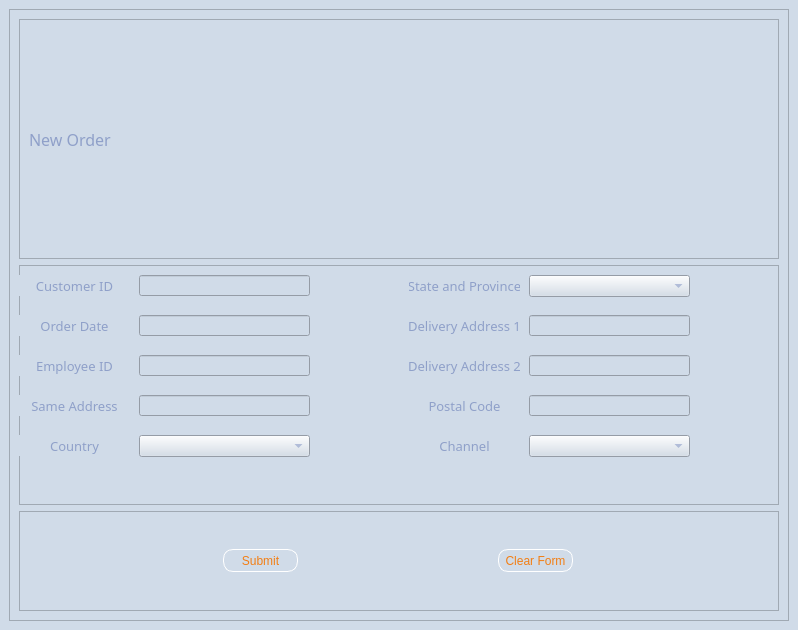
Old version of the form Hallywell CRMS v1/UI Files/NewOrderForm.ui in the repository apduong/CIS-3365.
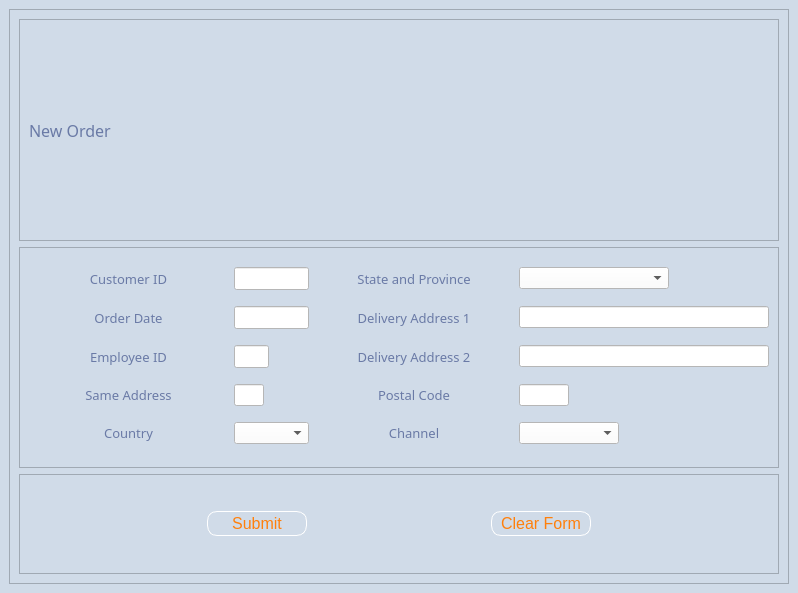
New version of the form. Icons and pictures are not drawn.

The edit to the form file:
```diff
--- a/Hallywell CRMS v1/UI Files/NewOrderForm.ui
+++ b/Hallywell CRMS v1/UI Files/NewOrderForm.ui
@@ -7,7 +7,7 @@
     <x>0</x>
     <y>0</y>
     <width>798</width>
-    <height>630</height>
+    <height>593</height>
    </rect>
   </property>
   <property name="windowTitle">
@@ -38,7 +38,7 @@
          <x>0</x>
          <y>0</y>
          <width>778</width>
-         <height>610</height>
+         <height>573</height>
         </rect>
        </property>
        <layout class="QVBoxLayout" name="verticalLayout_2">
@@ -60,7 +60,7 @@
               </font>
              </property>
              <property name="styleSheet">
-              <string notr="true">color: #8fa0c9</string>
+              <string notr="true">color: #6a7aa6</string>
              </property>
              <property name="text">
               <string>New Order</string>
@@ -92,7 +92,7 @@
         <item>
          <widget class="QFrame" name="frame_2">
           <property name="styleSheet">
-           <string notr="true">color: #8fa0c9;</string>
+           <string notr="true">color: #6a7aa6</string>
           </property>
           <property name="frameShape">
            <enum>QFrame::StyledPanel</enum>
@@ -100,15 +100,9 @@
           <property name="frameShadow">
            <enum>QFrame::Raised</enum>
           </property>
+          <layout class="QGridLayout" name="gridLayout">
+           <item row="0" column="0">
           <widget class="QLabel" name="label_3">
-           <property name="geometry">
-            <rect>
-             <x>0</x>
-             <y>10</y>
-             <width>111</width>
-             <height>21</height>
-            </rect>
-           </property>
            <property name="font">
             <font>
              <family>HoloLens MDL2 Assets</family>
@@ -125,152 +119,37 @@
             <set>Qt::AlignCenter</set>
            </property>
           </widget>
+           </item>
+           <item row="0" column="1">
           <widget class="QLineEdit" name="lineEdit">
-           <property name="geometry">
-            <rect>
-             <x>120</x>
-             <y>10</y>
-             <width>171</width>
-             <height>21</height>
-            </rect>
-           </property>
            <property name="minimumSize">
             <size>
              <width>1</width>
              <height>0</height>
             </size>
            </property>
-          </widget>
-          <widget class="QLineEdit" name="lineEdit_2">
-           <property name="geometry">
-            <rect>
-             <x>120</x>
-             <y>50</y>
-             <width>171</width>
-             <height>21</height>
-            </rect>
-           </property>
-          </widget>
-          <widget class="QLabel" name="label_4">
-           <property name="geometry">
-            <rect>
-             <x>0</x>
-             <y>50</y>
-             <width>111</width>
-             <height>21</height>
-            </rect>
-           </property>
+             <property name="maximumSize">
+              <size>
+               <width>75</width>
+               <height>16777215</height>
+              </size>
+             </property>
            <property name="font">
             <font>
-             <family>HoloLens MDL2 Assets</family>
              <pointsize>10</pointsize>
             </font>
            </property>
-           <property name="text">
-            <string>Order Date</string>
-           </property>
-           <property name="alignment">
-            <set>Qt::AlignCenter</set>
-           </property>
-          </widget>
-          <widget class="QLineEdit" name="lineEdit_3">
-           <property name="geometry">
-            <rect>
-             <x>120</x>
-             <y>90</y>
-             <width>171</width>
-             <height>21</height>
-            </rect>
-           </property>
-          </widget>
-          <widget class="QLabel" name="label_5">
-           <property name="geometry">
-            <rect>
-             <x>0</x>
-             <y>90</y>
-             <width>111</width>
-             <height>21</height>
-            </rect>
-           </property>
-           <property name="font">
-            <font>
-             <family>HoloLens MDL2 Assets</family>
-             <pointsize>10</pointsize>
-            </font>
-           </property>
-           <property name="text">
-            <string>Employee ID</string>
-           </property>
-           <property name="alignment">
-            <set>Qt::AlignCenter</set>
-           </property>
-          </widget>
-          <widget class="QLineEdit" name="lineEdit_4">
-           <property name="geometry">
-            <rect>
-             <x>120</x>
-             <y>130</y>
-             <width>171</width>
-             <height>21</height>
-            </rect>
+             <property name="styleSheet">
+              <string notr="true">background-color: #ffffff;
+color: #000000;</string>
            </property>
            <property name="text">
             <string/>
            </property>
           </widget>
-          <widget class="QLabel" name="label_6">
-           <property name="geometry">
-            <rect>
-             <x>0</x>
-             <y>130</y>
-             <width>111</width>
-             <height>21</height>
-            </rect>
-           </property>
-           <property name="font">
-            <font>
-             <family>HoloLens MDL2 Assets</family>
-             <pointsize>10</pointsize>
-            </font>
-           </property>
-           <property name="text">
-            <string>Same Address</string>
-           </property>
-           <property name="alignment">
-            <set>Qt::AlignCenter</set>
-           </property>
-          </widget>
-          <widget class="QLabel" name="label_7">
-           <property name="geometry">
-            <rect>
-             <x>0</x>
-             <y>170</y>
-             <width>111</width>
-             <height>21</height>
-            </rect>
-           </property>
-           <property name="font">
-            <font>
-             <family>HoloLens MDL2 Assets</family>
-             <pointsize>10</pointsize>
-            </font>
-           </property>
-           <property name="text">
-            <string>Country</string>
-           </property>
-           <property name="alignment">
-            <set>Qt::AlignCenter</set>
-           </property>
-          </widget>
+           </item>
+           <item row="0" column="2">
           <widget class="QLabel" name="label_8">
-           <property name="geometry">
-            <rect>
-             <x>390</x>
-             <y>10</y>
-             <width>111</width>
-             <height>21</height>
-            </rect>
-           </property>
            <property name="font">
             <font>
              <family>HoloLens MDL2 Assets</family>
@@ -284,28 +163,9 @@
             <set>Qt::AlignCenter</set>
            </property>
           </widget>
-          <widget class="QLineEdit" name="lineEdit_7">
-           <property name="geometry">
-            <rect>
-             <x>510</x>
-             <y>50</y>
-             <width>161</width>
-             <height>21</height>
-            </rect>
-           </property>
-           <property name="text">
-            <string/>
-           </property>
-          </widget>
-          <widget class="QLabel" name="label_9">
-           <property name="geometry">
-            <rect>
-             <x>390</x>
-             <y>50</y>
-             <width>111</width>
-             <height>21</height>
-            </rect>
-           </property>
+           </item>
+           <item row="1" column="0">
+            <widget class="QLabel" name="label_4">
            <property name="font">
             <font>
              <family>HoloLens MDL2 Assets</family>
@@ -313,34 +173,51 @@
             </font>
            </property>
            <property name="text">
-            <string>Delivery Address 1</string>
+              <string>Order Date</string>
            </property>
            <property name="alignment">
             <set>Qt::AlignCenter</set>
            </property>
           </widget>
-          <widget class="QLineEdit" name="lineEdit_8">
-           <property name="geometry">
-            <rect>
-             <x>510</x>
-             <y>90</y>
-             <width>161</width>
-             <height>21</height>
-            </rect>
+           </item>
+           <item row="0" column="3">
+            <widget class="QComboBox" name="comboBox_2">
+             <property name="maximumSize">
+              <size>
+               <width>150</width>
+               <height>16777215</height>
+              </size>
+             </property>
+             <property name="styleSheet">
+              <string notr="true">background-color: #ffffff;
+color: #000000;</string>
+             </property>
+            </widget>
+           </item>
+           <item row="1" column="1">
+            <widget class="QLineEdit" name="lineEdit_2">
+             <property name="maximumSize">
+              <size>
+               <width>75</width>
+               <height>16777215</height>
+              </size>
+             </property>
+             <property name="font">
+              <font>
+               <pointsize>10</pointsize>
+              </font>
+             </property>
+             <property name="styleSheet">
+              <string notr="true">background-color: #ffffff;
+color: #000000;</string>
            </property>
            <property name="text">
             <string/>
            </property>
           </widget>
+           </item>
+           <item row="2" column="2">
           <widget class="QLabel" name="label_10">
-           <property name="geometry">
-            <rect>
-             <x>390</x>
-             <y>90</y>
-             <width>111</width>
-             <height>21</height>
-            </rect>
-           </property>
            <property name="font">
             <font>
              <family>HoloLens MDL2 Assets</family>
@@ -354,15 +231,26 @@
             <set>Qt::AlignCenter</set>
            </property>
           </widget>
+           </item>
+           <item row="2" column="3">
+            <widget class="QLineEdit" name="lineEdit_8">
+             <property name="maximumSize">
+              <size>
+               <width>250</width>
+               <height>16777215</height>
+              </size>
+             </property>
+             <property name="styleSheet">
+              <string notr="true">background-color: #ffffff;
+color: #000000;</string>
+             </property>
+             <property name="text">
+              <string/>
+             </property>
+            </widget>
+           </item>
+           <item row="3" column="2">
           <widget class="QLabel" name="label_11">
-           <property name="geometry">
-            <rect>
-             <x>390</x>
-             <y>130</y>
-             <width>111</width>
-             <height>21</height>
-            </rect>
-           </property>
            <property name="font">
             <font>
              <family>HoloLens MDL2 Assets</family>
@@ -376,28 +264,23 @@
             <set>Qt::AlignCenter</set>
            </property>
           </widget>
-          <widget class="QLineEdit" name="lineEdit_9">
-           <property name="geometry">
-            <rect>
-             <x>510</x>
-             <y>130</y>
-             <width>161</width>
-             <height>21</height>
-            </rect>
-           </property>
-           <property name="text">
-            <string/>
-           </property>
-          </widget>
+           </item>
+           <item row="4" column="1">
+            <widget class="QComboBox" name="comboBox">
+             <property name="maximumSize">
+              <size>
+               <width>150</width>
+               <height>16777215</height>
+              </size>
+             </property>
+             <property name="styleSheet">
+              <string notr="true">background-color: #ffffff;
+color: #000000;</string>
+             </property>
+            </widget>
+           </item>
+           <item row="4" column="2">
           <widget class="QLabel" name="label_12">
-           <property name="geometry">
-            <rect>
-             <x>390</x>
-             <y>170</y>
-             <width>111</width>
-             <height>21</height>
-            </rect>
-           </property>
            <property name="font">
             <font>
              <family>HoloLens MDL2 Assets</family>
@@ -411,36 +294,159 @@
             <set>Qt::AlignCenter</set>
            </property>
           </widget>
-          <widget class="QComboBox" name="comboBox">
-           <property name="geometry">
-            <rect>
-             <x>120</x>
-             <y>170</y>
-             <width>171</width>
-             <height>22</height>
-            </rect>
-           </property>
-          </widget>
-          <widget class="QComboBox" name="comboBox_2">
-           <property name="geometry">
-            <rect>
-             <x>510</x>
-             <y>10</y>
-             <width>161</width>
-             <height>22</height>
-            </rect>
-           </property>
-          </widget>
+           </item>
+           <item row="4" column="3">
           <widget class="QComboBox" name="comboBox_3">
-           <property name="geometry">
-            <rect>
-             <x>510</x>
-             <y>170</y>
-             <width>161</width>
-             <height>22</height>
-            </rect>
-           </property>
-          </widget>
+             <property name="maximumSize">
+              <size>
+               <width>100</width>
+               <height>16777215</height>
+              </size>
+             </property>
+             <property name="styleSheet">
+              <string notr="true">background-color: #ffffff;
+color: #000000;</string>
+             </property>
+            </widget>
+           </item>
+           <item row="3" column="1">
+            <widget class="QLineEdit" name="lineEdit_4">
+             <property name="maximumSize">
+              <size>
+               <width>30</width>
+               <height>16777215</height>
+              </size>
+             </property>
+             <property name="styleSheet">
+              <string notr="true">background-color: #ffffff;
+color: #000000;</string>
+             </property>
+             <property name="text">
+              <string/>
+             </property>
+            </widget>
+           </item>
+           <item row="4" column="0">
+            <widget class="QLabel" name="label_7">
+             <property name="font">
+              <font>
+               <family>HoloLens MDL2 Assets</family>
+               <pointsize>10</pointsize>
+              </font>
+             </property>
+             <property name="text">
+              <string>Country</string>
+             </property>
+             <property name="alignment">
+              <set>Qt::AlignCenter</set>
+             </property>
+            </widget>
+           </item>
+           <item row="3" column="0">
+            <widget class="QLabel" name="label_6">
+             <property name="font">
+              <font>
+               <family>HoloLens MDL2 Assets</family>
+               <pointsize>10</pointsize>
+              </font>
+             </property>
+             <property name="text">
+              <string>Same Address</string>
+             </property>
+             <property name="alignment">
+              <set>Qt::AlignCenter</set>
+             </property>
+            </widget>
+           </item>
+           <item row="3" column="3">
+            <widget class="QLineEdit" name="lineEdit_9">
+             <property name="maximumSize">
+              <size>
+               <width>50</width>
+               <height>16777215</height>
+              </size>
+             </property>
+             <property name="styleSheet">
+              <string notr="true">background-color: #ffffff;
+color: #000000;</string>
+             </property>
+             <property name="text">
+              <string/>
+             </property>
+            </widget>
+           </item>
+           <item row="2" column="0">
+            <widget class="QLabel" name="label_5">
+             <property name="font">
+              <font>
+               <family>HoloLens MDL2 Assets</family>
+               <pointsize>10</pointsize>
+              </font>
+             </property>
+             <property name="text">
+              <string>Employee ID</string>
+             </property>
+             <property name="alignment">
+              <set>Qt::AlignCenter</set>
+             </property>
+            </widget>
+           </item>
+           <item row="2" column="1">
+            <widget class="QLineEdit" name="lineEdit_3">
+             <property name="maximumSize">
+              <size>
+               <width>35</width>
+               <height>16777215</height>
+              </size>
+             </property>
+             <property name="font">
+              <font>
+               <pointsize>10</pointsize>
+              </font>
+             </property>
+             <property name="styleSheet">
+              <string notr="true">background-color: #ffffff;
+color: #000000;</string>
+             </property>
+             <property name="text">
+              <string/>
+             </property>
+            </widget>
+           </item>
+           <item row="1" column="2">
+            <widget class="QLabel" name="label_9">
+             <property name="font">
+              <font>
+               <family>HoloLens MDL2 Assets</family>
+               <pointsize>10</pointsize>
+              </font>
+             </property>
+             <property name="text">
+              <string>Delivery Address 1</string>
+             </property>
+             <property name="alignment">
+              <set>Qt::AlignCenter</set>
+             </property>
+            </widget>
+           </item>
+           <item row="1" column="3">
+            <widget class="QLineEdit" name="lineEdit_7">
+             <property name="maximumSize">
+              <size>
+               <width>250</width>
+               <height>16777215</height>
+              </size>
+             </property>
+             <property name="styleSheet">
+              <string notr="true">background-color: #ffffff;
+color: #000000;</string>
+             </property>
+             <property name="text">
+              <string/>
+             </property>
+            </widget>
+           </item>
+          </layout>
          </widget>
         </item>
         <item>
@@ -452,7 +458,7 @@
            </size>
           </property>
           <property name="styleSheet">
-           <string notr="true">QPushButton{color:#F27E14;}
+           <string notr="true">QPushButton{color:#FF800c;}
 QPushButton::hover{border: solid black; background-color:white;}</string>
           </property>
           <property name="frameShape">
@@ -466,10 +472,15 @@
             <widget class="QPushButton" name="pushButton">
              <property name="maximumSize">
               <size>
-               <width>75</width>
-               <height>23</height>
+               <width>100</width>
+               <height>25</height>
               </size>
              </property>
+             <property name="font">
+              <font>
+               <pointsize>12</pointsize>
+              </font>
+             </property>
              <property name="text">
               <string>Submit</string>
              </property>
@@ -479,10 +490,15 @@
             <widget class="QPushButton" name="pushButton_2">
              <property name="maximumSize">
               <size>
-               <width>75</width>
-               <height>23</height>
+               <width>100</width>
+               <height>25</height>
               </size>
              </property>
+             <property name="font">
+              <font>
+               <pointsize>12</pointsize>
+              </font>
+             </property>
              <property name="text">
               <string>Clear Form</string>
              </property>
```
Lines whose indentation alone changed are shown as unchanged.
